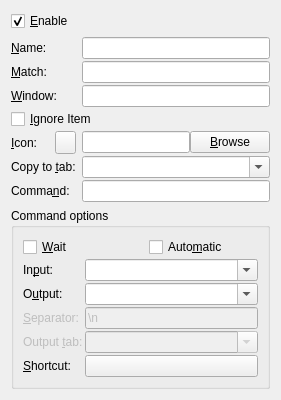
hluk/CopyQ, file src/ui/commandwidget.ui: the form before one commit.
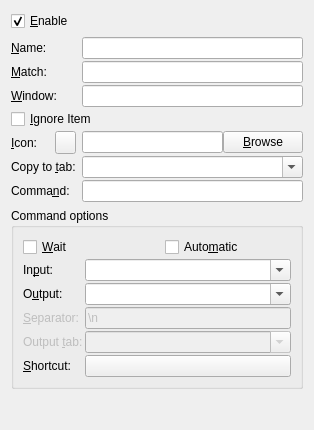
The form after the commit.

```diff
--- a/src/ui/commandwidget.ui
+++ b/src/ui/commandwidget.ui
@@ -2,6 +2,14 @@
 <ui version="4.0">
  <class>CommandWidget</class>
  <widget class="QWidget" name="CommandWidget">
+  <property name="geometry">
+   <rect>
+    <x>0</x>
+    <y>0</y>
+    <width>314</width>
+    <height>430</height>
+   </rect>
+  </property>
   <property name="windowTitle">
    <string>Form</string>
   </property>
```
Left out of the diff: 4 changed lines with no effect on the pictures.
